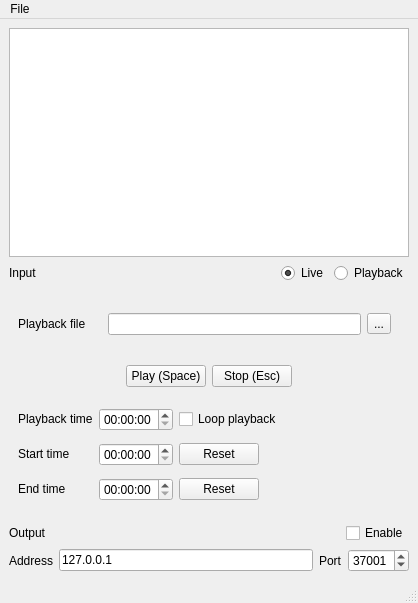
Before: the Qt Designer form UX/MainWindow.ui in timmb/OscConsole, drawn with Qt 5.
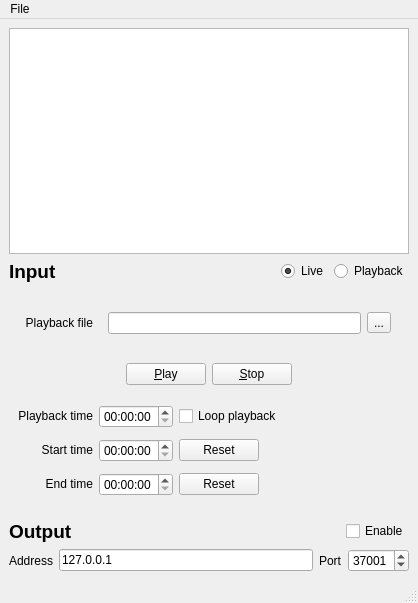
After: the same form once the commit is applied.

```diff
--- a/UX/MainWindow.ui
+++ b/UX/MainWindow.ui
@@ -33,7 +33,10 @@
       <item>
        <widget class="QLabel" name="inputLabel">
         <property name="text">
-         <string>Input</string>
+         <string>&lt;html&gt;&lt;head/&gt;&lt;body&gt;&lt;p&gt;&lt;span style=&quot; font-size:14pt; font-weight:600;&quot;&gt;Input&lt;/span&gt;&lt;/p&gt;&lt;/body&gt;&lt;/html&gt;</string>
+        </property>
+        <property name="textFormat">
+         <enum>Qt::RichText</enum>
         </property>
        </widget>
       </item>
@@ -144,6 +147,9 @@
           <property name="text">
            <string>Start time</string>
           </property>
+          <property name="alignment">
+           <set>Qt::AlignRight|Qt::AlignTrailing|Qt::AlignVCenter</set>
+          </property>
           <property name="buddy">
            <cstring>startTimeInput</cstring>
           </property>
@@ -183,6 +189,9 @@
           <property name="text">
            <string>End time</string>
           </property>
+          <property name="alignment">
+           <set>Qt::AlignRight|Qt::AlignTrailing|Qt::AlignVCenter</set>
+          </property>
           <property name="buddy">
            <cstring>endTimeInput</cstring>
           </property>
@@ -233,6 +242,9 @@
           <property name="text">
            <string>Playback time</string>
           </property>
+          <property name="alignment">
+           <set>Qt::AlignRight|Qt::AlignTrailing|Qt::AlignVCenter</set>
+          </property>
           <property name="buddy">
            <cstring>playbackTimeInput</cstring>
           </property>
@@ -276,14 +288,20 @@
            <item>
             <widget class="QPushButton" name="playOrPauseButton">
              <property name="text">
-              <string>Play (Space)</string>
+              <string>&amp;Play</string>
+             </property>
+             <property name="shortcut">
+              <string>Space, P</string>
              </property>
             </widget>
            </item>
            <item>
             <widget class="QPushButton" name="stopButton">
              <property name="text">
-              <string>Stop (Esc)</string>
+              <string>&amp;Stop</string>
+             </property>
+             <property name="shortcut">
+              <string>S</string>
              </property>
             </widget>
            </item>
@@ -305,9 +323,18 @@
         </item>
         <item row="0" column="0">
          <widget class="QLabel" name="playbackFileLabel">
+          <property name="sizePolicy">
+           <sizepolicy hsizetype="Preferred" vsizetype="Preferred">
+            <horstretch>0</horstretch>
+            <verstretch>0</verstretch>
+           </sizepolicy>
+          </property>
           <property name="text">
            <string>Playback file</string>
           </property>
+          <property name="alignment">
+           <set>Qt::AlignRight|Qt::AlignTrailing|Qt::AlignVCenter</set>
+          </property>
           <property name="buddy">
            <cstring>playbackFileInput</cstring>
           </property>
@@ -354,7 +381,10 @@
       <item>
        <widget class="QLabel" name="outputLabel">
         <property name="text">
-         <string>Output</string>
+         <string>&lt;html&gt;&lt;head/&gt;&lt;body&gt;&lt;p&gt;&lt;span style=&quot; font-size:14pt; font-weight:600;&quot;&gt;Output&lt;/span&gt;&lt;/p&gt;&lt;/body&gt;&lt;/html&gt;</string>
+        </property>
+        <property name="textFormat">
+         <enum>Qt::RichText</enum>
         </property>
        </widget>
       </item>
```
